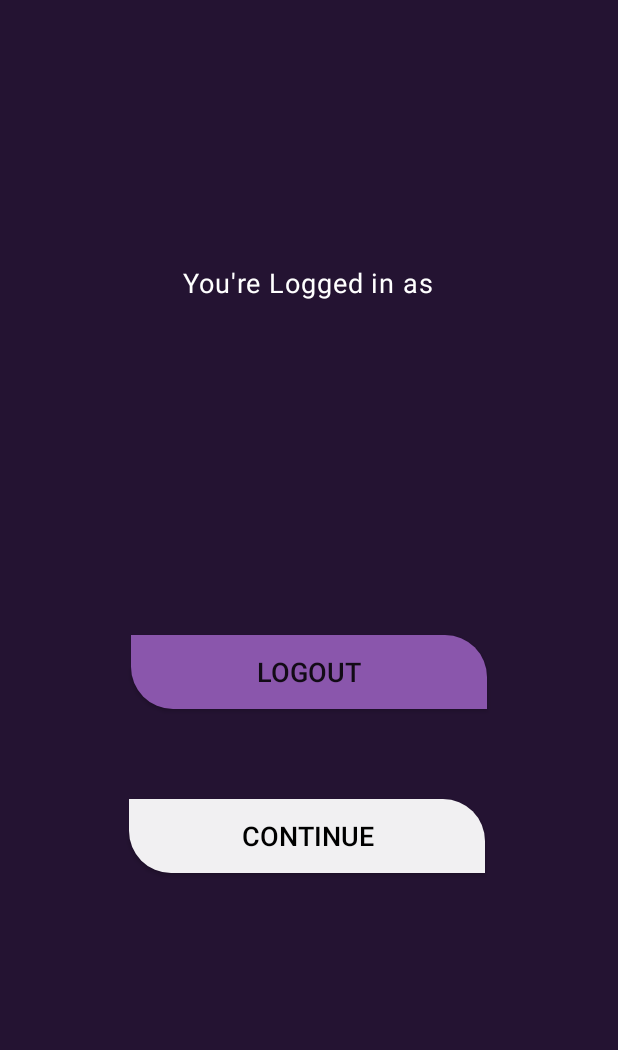
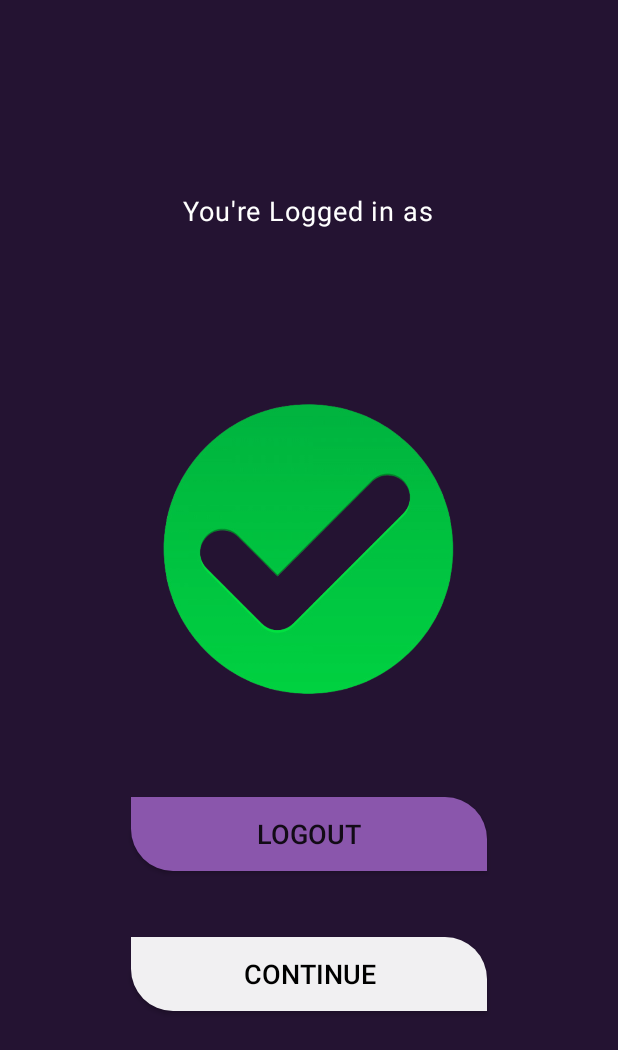
Before and after one commit to HanifAmeen/SE-44-Dermorax, an Android app: the ProfileActivity screen opened directly, with no data from a screen before it, on a phone screen of 412 x 824 dp. Shown: the top 1050 px of the screen. Run offline under Robolectric (Android 15) with nearby library versions, the phone set to English and light mode, and no system bars; our stand-ins replace Firebase (no records; nobody signed in at launch, a user with empty details on screens opened directly).

Commit message:
Completed the Profile Activity page

```diff
--- a/SDGP APP/app/build.gradle
+++ b/SDGP APP/app/build.gradle
@@ -55,6 +55,7 @@ dependencies {
     implementation 'com.google.firebase:firebase-database-ktx:20.0.4'
     implementation 'com.google.firebase:firebase-crashlytics-ktx:18.2.9'
     implementation 'com.google.firebase:firebase-analytics-ktx:20.1.2'
+    implementation 'de.hdodenhof:cicleimageview:3.1.0'
 
     //  implementation 'org.tensorflow:tensorflow-lite-gpu:2.3.0'
 //    implementation 'com.android.support:appcompat-v7:25.0.0'
--- a/SDGP APP/app/src/main/res/layout/activity_profile.xml
+++ b/SDGP APP/app/src/main/res/layout/activity_profile.xml
@@ -16,13 +16,13 @@
         style="@style/TextAppearance.MaterialComponents.Caption"
         android:layout_width="wrap_content"
         android:layout_height="wrap_content"
-        android:layout_marginTop="156dp"
+        android:layout_marginTop="108dp"
+        android:gravity="center"
         android:text="@string/you_re_logged_in_as"
         android:textColor="@color/white"
         android:textSize="18sp"
-        android:gravity="center"
         app:layout_constraintEnd_toEndOf="parent"
-        app:layout_constraintHorizontal_bias="0.498"
+        app:layout_constraintHorizontal_bias="0.497"
         app:layout_constraintStart_toStartOf="parent"
         app:layout_constraintTop_toTopOf="parent" />
 
@@ -31,20 +31,34 @@
         style="@style/TextAppearance.MaterialComponents.Body1"
         android:layout_width="wrap_content"
         android:layout_height="wrap_content"
-        android:layout_marginTop="80dp"
-        android:textSize="25sp"
+        android:layout_marginTop="40dp"
         android:gravity="center"
         android:textColor="@color/white"
+        android:textSize="25sp"
         app:layout_constraintEnd_toEndOf="parent"
         app:layout_constraintHorizontal_bias="0.498"
         app:layout_constraintStart_toStartOf="parent"
         app:layout_constraintTop_toBottomOf="@+id/textView2" />
 
+
+    <ImageView
+        android:id="@+id/id_tick"
+        android:layout_width="194dp"
+        android:layout_height="240dp"
+        android:contentDescription="@string/todo"
+        app:layout_constraintBottom_toBottomOf="parent"
+        app:layout_constraintEnd_toEndOf="parent"
+        app:layout_constraintHorizontal_bias="0.497"
+        app:layout_constraintStart_toStartOf="parent"
+        app:layout_constraintTop_toTopOf="parent"
+        app:layout_constraintVertical_bias="0.415"
+        app:srcCompat="@drawable/green_tick" />
+
     <Button
         android:id="@+id/logoutBtn"
         android:layout_width="237dp"
         android:layout_height="49dp"
-        android:layout_marginTop="108dp"
+        android:layout_marginTop="304dp"
         android:background="@drawable/logout_button_dark_purple"
         android:text="@string/logout"
         android:textSize="18sp"
@@ -57,13 +71,12 @@
         android:id="@+id/continueButton3"
         android:layout_width="237dp"
         android:layout_height="49dp"
-        android:layout_marginTop="60dp"
+        android:layout_marginTop="44dp"
         android:background="@drawable/continue_button"
         android:text="@string/continueNext"
+        android:textColor="@color/black"
         android:textSize="18sp"
-        android:textColor="@color/black"
         app:layout_constraintEnd_toEndOf="parent"
-        app:layout_constraintHorizontal_bias="0.488"
         app:layout_constraintStart_toStartOf="parent"
         app:layout_constraintTop_toBottomOf="@+id/logoutBtn" />
 
--- a/SDGP APP/app/src/main/res/layout/login_page.xml
+++ b/SDGP APP/app/src/main/res/layout/login_page.xml
@@ -18,6 +18,7 @@
         android:text="@string/dermorax"
         android:textColor="#BCBCBC"
         android:textSize="33sp"
+        app:passwordToggleEnabled = "true"
         app:layout_constraintEnd_toEndOf="parent"
         app:layout_constraintHorizontal_bias="0.526"
         app:layout_constraintStart_toStartOf="parent"
@@ -69,6 +70,7 @@
         app:layout_constraintTop_toTopOf="@+id/signInButton" />
 
     //PASSWORD
+
     <EditText
         android:id="@+id/editTextPassword"
         android:layout_width="238dp"
@@ -90,6 +92,7 @@
         app:layout_constraintEnd_toEndOf="parent"
         app:layout_constraintStart_toStartOf="parent"
         app:layout_constraintTop_toBottomOf="@+id/editTextUsername" />
+
 
 
     //CONTINUE button
--- a/SDGP APP/app/src/main/res/values/strings.xml
+++ b/SDGP APP/app/src/main/res/values/strings.xml
@@ -64,5 +64,4 @@
     <string name="predictions_label">PREDICTIONS</string>
 
 
-
 </resources>
```
Also changed, not shown: SDGP APP/app/src/main/AndroidManifest.xml (+4 -3 lines), SDGP APP/app/src/main/java/com/example/mobileapp/Menu_Activity.kt (added, +11 -0 lines), SDGP APP/app/src/main/java/com/example/mobileapp/User.kt (deleted, +0 -7 lines), SDGP APP/app/src/main/res/layout/activity_menu.xml (added, +9 -0 lines), SDGP APP/app/src/main/res/drawable/green_tick.png (added).
